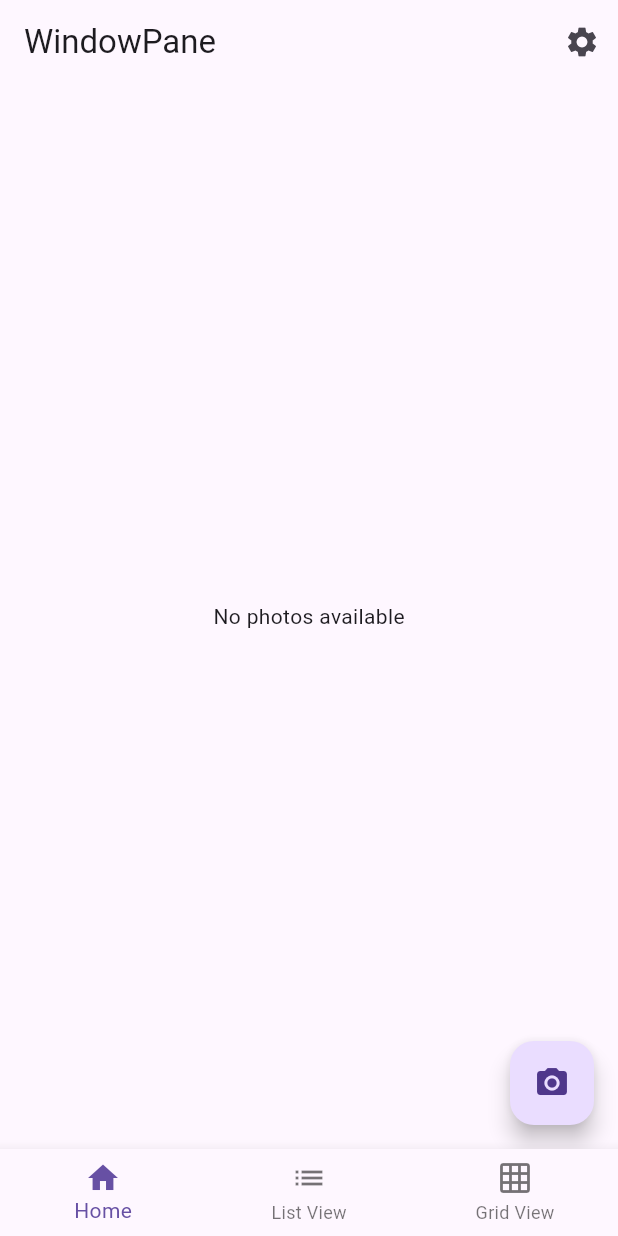
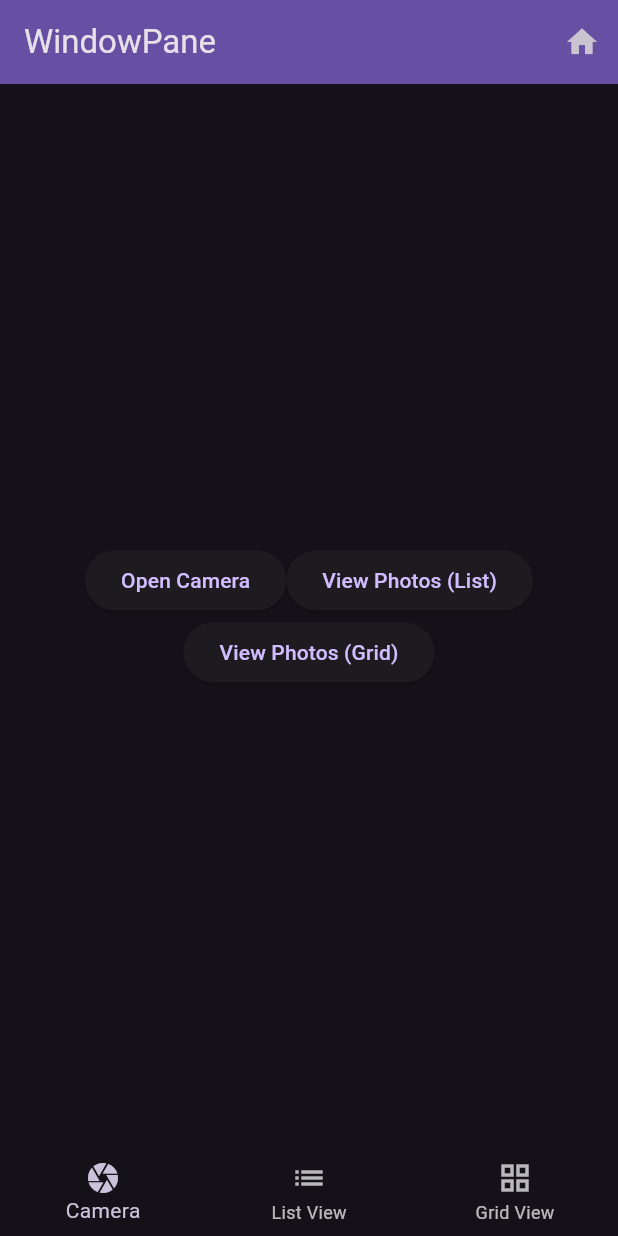
Before and after one commit to jakelammers/402_hw5, a Flutter app: the screen it shows after launch, on a phone screen of 412 x 824 dp. Run offline on Flutter 3.47's test engine with Material 3 defaults, Android fonts, the phone set to English and light mode, and no system bars; our stand-ins replace camera.

Commit message:
development on camera

```diff
--- a/lib/main.dart
+++ b/lib/main.dart
@@ -1,60 +1,118 @@
 import 'package:flutter/material.dart';
-import 'package:hw5/pages/home.dart';
+import 'package:camera/camera.dart';
 import 'package:hw5/pages/gridview.dart';
-import 'package:hw5/pages/listview.dart';
+import 'pages/listview.dart'; // List view of photos
+import 'pages/gridview.dart';
+import 'pages/listview.dart'; // Grid view of photos
 
+// A list of the available cameras on the device.
+late final List<CameraDescription> _cameras;
 
-void main() => runApp(WindowPaneApp());
+void main() async {
+  WidgetsFlutterBinding.ensureInitialized();
+
+  // Obtain a list of available cameras on the device.
+  _cameras = await availableCameras();
+
+  runApp(const WindowPaneApp());
+}
 
 class WindowPaneApp extends StatelessWidget {
+  const WindowPaneApp({super.key});
+
   @override
   Widget build(BuildContext context) {
     return MaterialApp(
-      home: MainPage(),
-      theme: ThemeData(primarySwatch: Colors.blue),
+      title: 'WindowPane',
+      theme: ThemeData.dark(),
+      initialRoute: '/',
+      routes: {
+        '/': (context) => MainScaffold(
+              title: 'WindowPane',
+              child: HomeScreen(camera: _cameras[0]),
+            ),
+        '/listView': (context) => MainScaffold(
+              child: ListViewScreen(photos: [],),
+              title: "List View",
+            ),
+        '/gridView': (context) => MainScaffold(
+              child: GridViewScreen(photos: [],),
+              title: "Grid View",
+            ),
+      },
     );
   }
 }
 
-class MainPage extends StatefulWidget {
+// The HomeScreen widget will handle swipe navigation for photos.
+class HomeScreen extends StatelessWidget {
+  const HomeScreen({required CameraDescription camera});
+
   @override
-  _MainPageState createState() => _MainPageState();
+  Widget build(BuildContext context) {
+    return Center(
+      child: Wrap(
+        alignment: WrapAlignment.center,
+        children: [
+          ElevatedButton(
+            onPressed: () {
+              Navigator.of(context).pushNamed('/camera');
+            },
+            child: const Text("Open Camera"),
+          ),
+          ElevatedButton(
+            onPressed: () {
+              Navigator.of(context).pushNamed('/listView');
+            },
+            child: const Text("View Photos (List)"),
+          ),
+          ElevatedButton(
+            onPressed: () {
+              Navigator.of(context).pushNamed('/gridView');
+            },
+            child: const Text("View Photos (Grid)"),
+          ),
+        ],
+      ),
+    );
+  }
 }
 
-class _MainPageState extends State<MainPage> {
-  int _selectedIndex = 0;
+// MainScaffold is a custom widget to enforce consistent scaffold settings.
+class MainScaffold extends StatelessWidget {
+  final Widget child;
+  final String title;
 
-  List<Widget> _screens = [HomeScreen(), ListViewScreen(photos: [],), GridViewScreen(photos: [],)];
-
-  void _onItemTapped(int index) {
-    setState(() {
-      _selectedIndex = index;
-    });
-  }
+  const MainScaffold({super.key, required this.child, required this.title});
 
   @override
   Widget build(BuildContext context) {
     return Scaffold(
       appBar: AppBar(
-        title: Text('WindowPane'),
-        actions: [
+        backgroundColor: Theme.of(context).colorScheme.inversePrimary,
+        title: Text(title),
+        actions: <Widget>[
           IconButton(
-            icon: Icon(Icons.settings),
-            onPressed: () {
-              // Handle settings navigation
-            },
+            icon: const Icon(Icons.home),
+            onPressed: () => Navigator.of(context).pushReplacementNamed('/'),
           ),
         ],
       ),
-      body: _screens[_selectedIndex],
+      body: child,
       bottomNavigationBar: BottomNavigationBar(
-        items: [
-          BottomNavigationBarItem(icon: Icon(Icons.home), label: 'Home'),
-          BottomNavigationBarItem(icon: Icon(Icons.list), label: 'List View'),
-          BottomNavigationBarItem(icon: Icon(Icons.grid_on), label: 'Grid View'),
+        items: const [
+          BottomNavigationBarItem(label: 'Camera', icon: Icon(Icons.camera)),
+          BottomNavigationBarItem(label: 'List View', icon: Icon(Icons.list)),
+          BottomNavigationBarItem(label: 'Grid View', icon: Icon(Icons.grid_view)),
         ],
-        currentIndex: _selectedIndex,
-        onTap: _onItemTapped,
+        onTap: (idx) => Navigator.of(context).pushReplacementNamed(
+          switch (idx) {
+            0 => '/camera',
+            1 => '/listView',
+            2 => '/gridView',
+            _ => throw UnimplementedError(),
+          },
+        ),
       ),
     );
   }
--- a/lib/pages/home.dart
+++ b/lib/pages/home.dart
@@ -1,49 +1,80 @@
 import 'dart:io';
+import 'package:camera/camera.dart';
 import 'package:flutter/material.dart';
-import '/models/metadata.dart';
 
+// HomeScreen now incorporates camera functionality
 class HomeScreen extends StatefulWidget {
+  final CameraDescription camera;
+
+  const HomeScreen({super.key, required this.camera});
+
   @override
   _HomeScreenState createState() => _HomeScreenState();
 }
 
 class _HomeScreenState extends State<HomeScreen> {
-  int _currentIndex = 0;
-  List<PhotoMetadata> _photos = [];
+  late CameraController _controller;
+  late Future<void> _cameraReady;
+  String? _imagePath;
+
+  @override
+  void initState() {
+    super.initState();
+    _initCamera();
+  }
+
+  Future<void> _initCamera() async {
+    _controller = CameraController(widget.camera, ResolutionPreset.medium);
+    _cameraReady = _controller.initialize();
+  }
+
+  @override
+  void dispose() {
+    _controller.dispose();
+    super.dispose();
+  }
 
   @override
   Widget build(BuildContext context) {
     return Scaffold(
-      body: _photos.isEmpty
-          ? Center(child: Text('No photos available'))
-          : PageView.builder(
-              itemCount: _photos.length,
-              onPageChanged: (index) {
-                setState(() {
-                  _currentIndex = index;
-                });
-              },
-              itemBuilder: (context, index) {
-                PhotoMetadata photo = _photos[index];
-                return Column(
-                  children: [
-                    Image.file(File(photo.path)),
-                    Text(photo.description),
-                    Text('Location: ${photo.location}'),
-                    Text('Weather: ${photo.weather}'),
-                    Text('Timestamp: ${photo.timestamp}'),
-                  ],
-                );
-              },
-            ),
-      floatingActionButton: FloatingActionButton(
-        onPressed: _takePhoto,
-        child: Icon(Icons.camera_alt),
+      appBar: AppBar(
+        title: Text('Home Screen'),
+      ),
+      body: FutureBuilder<void>(
+        future: _cameraReady,
+        builder: (context, snapshot) {
+          if (snapshot.connectionState != ConnectionState.done) {
+            return Center(child: CircularProgressIndicator());
+          }
+
+          return Column(
+            children: [
+              Expanded(
+                child: _imagePath == null
+                    ? CameraPreview(_controller)
+                    : Image.file(File(_imagePath!)),
+              ),
+              Padding(
+                padding: const EdgeInsets.all(8.0),
+                child: FilledButton(
+                  onPressed: () async {
+                    try {
+                      await _cameraReady;
+                      final image = await _controller.takePicture();
+                      setState(() {
+                        _imagePath = image.path;
+                      });
+                    } catch (e) {
+                      print("Error: $e");
+                    }
+                  },
+                  child: Text(_imagePath == null ? 'Take Picture' : 'Retake Picture'),
+                ),
+              ),
+            ],
+          );
+        },
       ),
     );
   }
-
-  Future<void> _takePhoto() async {
-    // Camera and photo logic
-  }
 }
--- a/pubspec.yaml
+++ b/pubspec.yaml
@@ -35,6 +35,9 @@ dependencies:
   # The following adds the Cupertino Icons font to your application.
   # Use with the CupertinoIcons class for iOS style icons.
   cupertino_icons: ^1.0.8
+  camera: ^0.11.0+2
+  path_provider: ^2.1.4
+  geolocator: ^13.0.1
 
 dev_dependencies:
   flutter_test:
```
